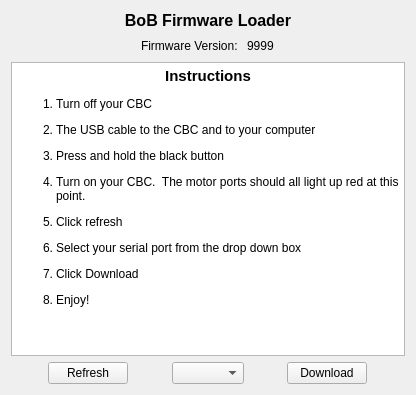
Above: ui/BobLoader.ui from kipr/bob_loader before the change. Below: the same form after it.
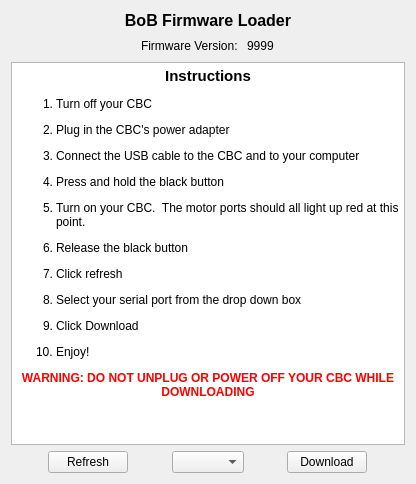
That is the form after the change.

Commit message: Made some cosmetic changes

```diff
--- a/ui/BobLoader.ui
+++ b/ui/BobLoader.ui
@@ -7,7 +7,7 @@
     <x>0</x>
     <y>0</y>
     <width>412</width>
-    <height>395</height>
+    <height>484</height>
    </rect>
   </property>
   <property name="windowTitle">
@@ -138,13 +138,16 @@
 &lt;/style&gt;&lt;/head&gt;&lt;body style=&quot; font-family:'Sans Serif'; font-size:9pt; font-weight:400; font-style:normal;&quot;&gt;
 &lt;p align=&quot;center&quot; style=&quot; margin-top:0px; margin-bottom:0px; margin-left:0px; margin-right:0px; -qt-block-indent:0; text-indent:0px;&quot;&gt;&lt;span style=&quot; font-size:11pt; font-weight:600;&quot;&gt;Instructions&lt;/span&gt;&lt;/p&gt;
 &lt;ol style=&quot;-qt-list-indent: 1;&quot;&gt;&lt;li style=&quot; margin-top:12px; margin-bottom:12px; margin-left:0px; margin-right:0px; -qt-block-indent:0; text-indent:0px;&quot;&gt;Turn off your CBC&lt;/li&gt;
-&lt;li style=&quot; margin-top:12px; margin-bottom:12px; margin-left:0px; margin-right:0px; -qt-block-indent:0; text-indent:0px;&quot;&gt;The USB cable to the CBC and to your computer&lt;/li&gt;
+&lt;li style=&quot; margin-top:12px; margin-bottom:12px; margin-left:0px; margin-right:0px; -qt-block-indent:0; text-indent:0px;&quot;&gt;Plug in the CBC's power adapter&lt;/li&gt;
+&lt;li style=&quot; margin-top:12px; margin-bottom:12px; margin-left:0px; margin-right:0px; -qt-block-indent:0; text-indent:0px;&quot;&gt;Connect the USB cable to the CBC and to your computer&lt;/li&gt;
 &lt;li style=&quot; margin-top:12px; margin-bottom:12px; margin-left:0px; margin-right:0px; -qt-block-indent:0; text-indent:0px;&quot;&gt;Press and hold the black button&lt;/li&gt;
 &lt;li style=&quot; margin-top:12px; margin-bottom:12px; margin-left:0px; margin-right:0px; -qt-block-indent:0; text-indent:0px;&quot;&gt;Turn on your CBC.  The motor ports should all light up red at this point.&lt;/li&gt;
+&lt;li style=&quot; margin-top:12px; margin-bottom:12px; margin-left:0px; margin-right:0px; -qt-block-indent:0; text-indent:0px;&quot;&gt;Release the black button&lt;/li&gt;
 &lt;li style=&quot; margin-top:12px; margin-bottom:12px; margin-left:0px; margin-right:0px; -qt-block-indent:0; text-indent:0px;&quot;&gt;Click refresh&lt;/li&gt;
 &lt;li style=&quot; margin-top:12px; margin-bottom:12px; margin-left:0px; margin-right:0px; -qt-block-indent:0; text-indent:0px;&quot;&gt;Select your serial port from the drop down box&lt;/li&gt;
 &lt;li style=&quot; margin-top:12px; margin-bottom:12px; margin-left:0px; margin-right:0px; -qt-block-indent:0; text-indent:0px;&quot;&gt;Click Download&lt;/li&gt;
-&lt;li style=&quot; margin-top:12px; margin-bottom:12px; margin-left:0px; margin-right:0px; -qt-block-indent:0; text-indent:0px;&quot;&gt;Enjoy!&lt;/li&gt;&lt;/ol&gt;&lt;/body&gt;&lt;/html&gt;</string>
+&lt;li style=&quot; margin-top:12px; margin-bottom:12px; margin-left:0px; margin-right:0px; -qt-block-indent:0; text-indent:0px;&quot;&gt;Enjoy!&lt;/li&gt;&lt;/ol&gt;
+&lt;p align=&quot;center&quot; style=&quot; margin-top:12px; margin-bottom:12px; margin-left:0px; margin-right:0px; -qt-block-indent:0; text-indent:0px;&quot;&gt;&lt;span style=&quot; font-weight:600; color:#ff0000;&quot;&gt;WARNING: DO NOT UNPLUG OR POWER OFF YOUR CBC WHILE DOWNLOADING&lt;/span&gt;&lt;/p&gt;&lt;/body&gt;&lt;/html&gt;</string>
      </property>
     </widget>
    </item>
```
The commit also changes 1 other file.
